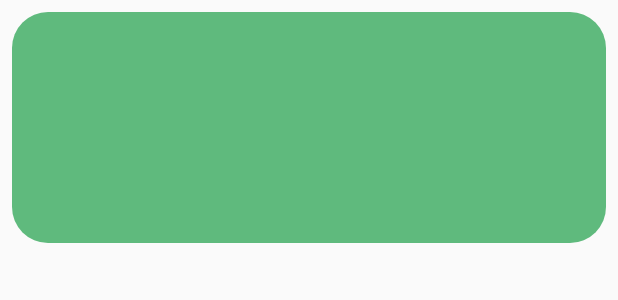
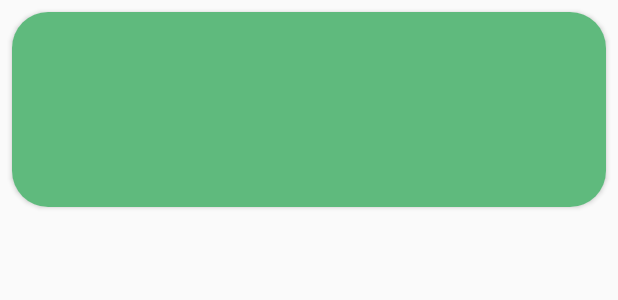
Before and after one commit to bobbyliu-andev/android-demo-changliu, an Android app: the layout cell_game.xml on its own in the app's theme, with its tools: preview values and no code run, on a phone screen of 412 x 824 dp. Shown: the top 300 px of the screen. Run offline under Robolectric (Android 15) with nearby library versions, the phone set to English and light mode, and no system bars.

Commit message:
Refactor: use CardView to display games in FragA

```diff
--- a/app/src/main/res/layout/cell_game.xml
+++ b/app/src/main/res/layout/cell_game.xml
@@ -1,9 +1,17 @@
 <?xml version="1.0" encoding="utf-8"?>
-<LinearLayout xmlns:android="http://schemas.android.com/apk/res/android"
-    android:orientation="vertical" android:layout_width="match_parent"
+
+<android.support.v7.widget.CardView xmlns:android="http://schemas.android.com/apk/res/android"
+    android:layout_width="match_parent"
+    xmlns:app="http://schemas.android.com/apk/res-auto"
     android:padding="@dimen/spacing_medium"
     android:layout_margin="@dimen/spacing_small"
-    android:background="@drawable/bg_rounded_rect"
+    app:cardCornerRadius="24dp"
+    android:layout_height="wrap_content">
+
+    <LinearLayout
+        android:orientation="vertical"
+        android:background="@color/colorPrimary"
+        android:layout_width="match_parent"
         android:layout_height="wrap_content">
 
         <TextView
@@ -25,3 +33,5 @@
             android:layout_height="wrap_content" />
 
     </LinearLayout>
+
+</android.support.v7.widget.CardView>
```
Lines whose indentation alone changed are shown as unchanged.
